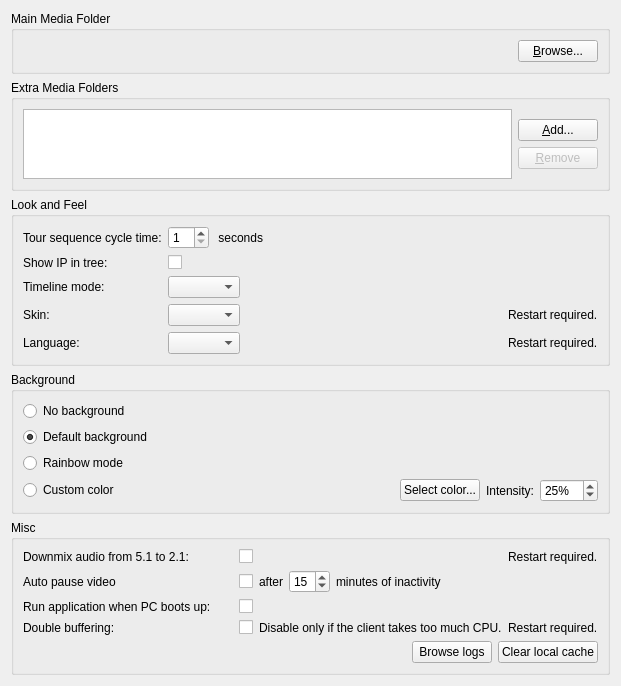
Qt form client/src/ui/widgets/settings/general_preferences_widget.ui (networkoptix/nx_open) before a commit.
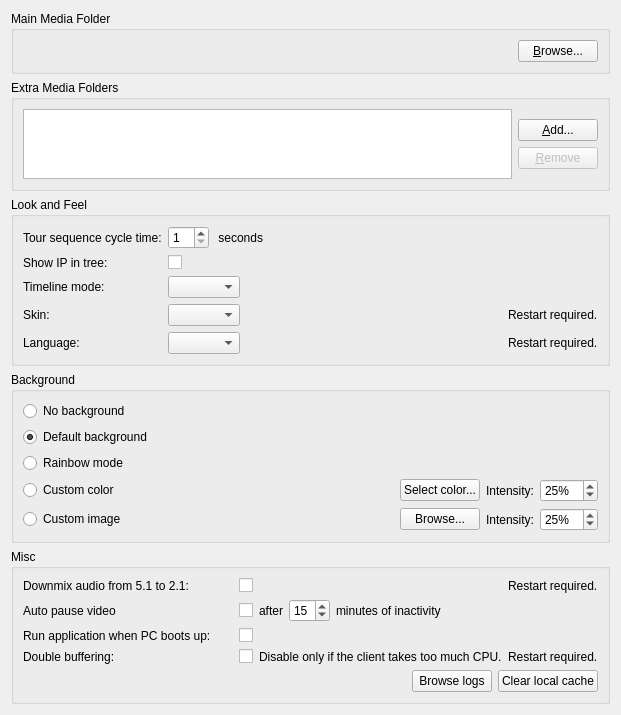
The same form after that commit.

Commit message:
(Issue #4139) :  An ability to load images as a background
<==== Mercurial data ====>
Branch: master

```diff
--- a/client/src/ui/widgets/settings/general_preferences_widget.ui
+++ b/client/src/ui/widgets/settings/general_preferences_widget.ui
@@ -7,7 +7,7 @@
     <x>0</x>
     <y>0</y>
     <width>580</width>
-    <height>648</height>
+    <height>677</height>
    </rect>
   </property>
   <property name="windowTitle">
@@ -366,7 +366,75 @@
           </widget>
          </item>
          <item>
-          <widget class="QSpinBox" name="backgroundOpacitySpinBox">
+          <widget class="QSpinBox" name="backgroundColorOpacitySpinBox">
+           <property name="suffix">
+            <string>%</string>
+           </property>
+           <property name="minimum">
+            <number>1</number>
+           </property>
+           <property name="maximum">
+            <number>100</number>
+           </property>
+           <property name="value">
+            <number>25</number>
+           </property>
+          </widget>
+         </item>
+        </layout>
+       </widget>
+      </item>
+      <item>
+       <widget class="QWidget" name="backgroundImageWidget" native="true">
+        <layout class="QHBoxLayout" name="horizontalLayout_11">
+         <property name="leftMargin">
+          <number>0</number>
+         </property>
+         <property name="topMargin">
+          <number>0</number>
+         </property>
+         <property name="rightMargin">
+          <number>0</number>
+         </property>
+         <property name="bottomMargin">
+          <number>0</number>
+         </property>
+         <item>
+          <widget class="QRadioButton" name="backgroundImageRadioButton">
+           <property name="text">
+            <string>Custom image</string>
+           </property>
+          </widget>
+         </item>
+         <item>
+          <spacer name="horizontalSpacer_6">
+           <property name="orientation">
+            <enum>Qt::Horizontal</enum>
+           </property>
+           <property name="sizeHint" stdset="0">
+            <size>
+             <width>249</width>
+             <height>20</height>
+            </size>
+           </property>
+          </spacer>
+         </item>
+         <item>
+          <widget class="QPushButton" name="selectImageButton">
+           <property name="text">
+            <string>Browse...</string>
+           </property>
+          </widget>
+         </item>
+         <item>
+          <widget class="QLabel" name="backgroundImageOpacityLabel">
+           <property name="text">
+            <string>Intensity:</string>
+           </property>
+          </widget>
+         </item>
+         <item>
+          <widget class="QSpinBox" name="backgroundImageOpacitySpinBox">
            <property name="suffix">
             <string>%</string>
            </property>
```
Left out of the diff: 2 changed lines with no effect on the pictures. The commit also changes 16 other files.
